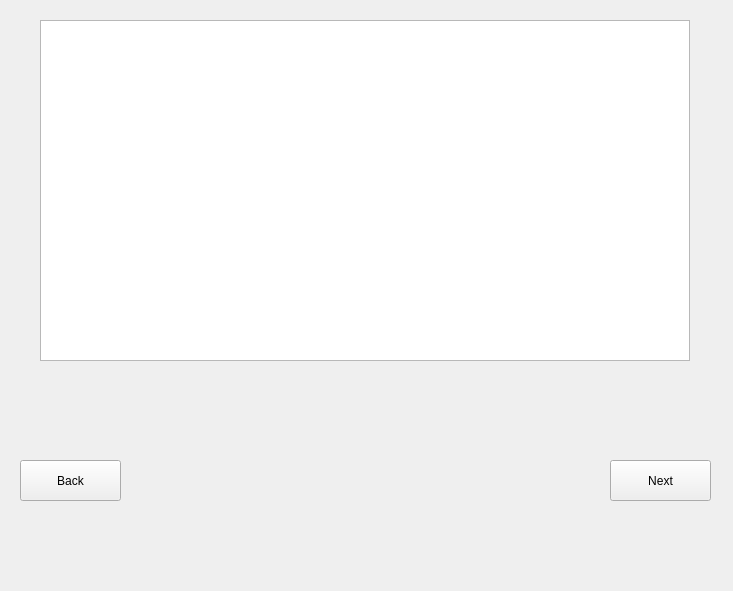
Qt form menus/words_menu/words_menu.ui (JoaoCarlosNascimento/HandSignLanguage) before a commit.
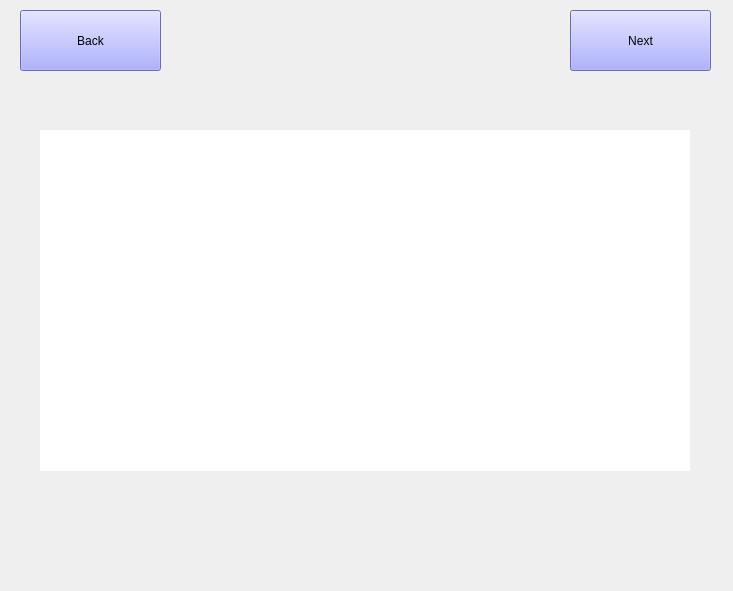
The same form after that commit.

Commit message:
menu de criação
alteração das caraterísticas de botões e cores e font de letra

What changed in the file:
```diff
--- a/menus/words_menu/words_menu.ui
+++ b/menus/words_menu/words_menu.ui
@@ -17,11 +17,15 @@
    <property name="geometry">
     <rect>
      <x>20</x>
-     <y>460</y>
-     <width>101</width>
-     <height>41</height>
+     <y>10</y>
+     <width>141</width>
+     <height>61</height>
     </rect>
    </property>
+   <property name="styleSheet">
+    <string notr="true">font: 18pt &quot;Franklin Gothic Demi&quot;;
+background-color: rgb(148, 150, 255);</string>
+   </property>
    <property name="text">
     <string>Back</string>
    </property>
@@ -29,12 +33,16 @@
   <widget class="QPushButton" name="bt_next">
    <property name="geometry">
     <rect>
-     <x>610</x>
-     <y>460</y>
-     <width>101</width>
-     <height>41</height>
+     <x>570</x>
+     <y>10</y>
+     <width>141</width>
+     <height>61</height>
     </rect>
    </property>
+   <property name="styleSheet">
+    <string notr="true">font: 18pt &quot;Franklin Gothic Demi&quot;;
+background-color: rgb(148, 150, 255);</string>
+   </property>
    <property name="text">
     <string>Next</string>
    </property>
@@ -43,7 +51,7 @@
    <property name="geometry">
     <rect>
      <x>40</x>
-     <y>20</y>
+     <y>130</y>
      <width>650</width>
      <height>341</height>
     </rect>
@@ -66,6 +74,9 @@
      <height>16777215</height>
     </size>
    </property>
+   <property name="frameShape">
+    <enum>QFrame::NoFrame</enum>
+   </property>
    <property name="selectionMode">
     <enum>QAbstractItemView::NoSelection</enum>
    </property>
```
The commit also changes 5 other files.
